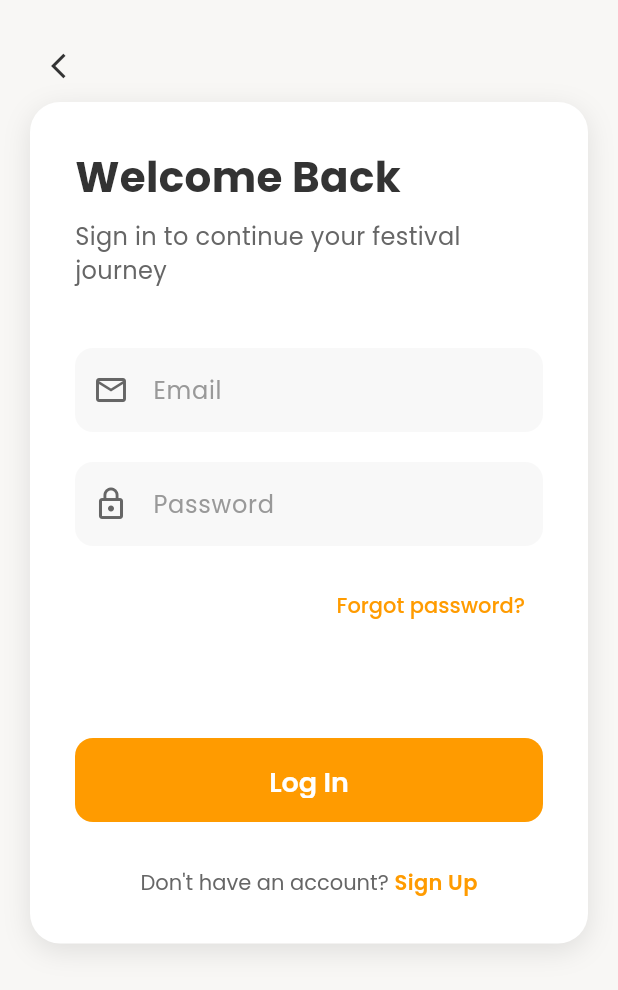
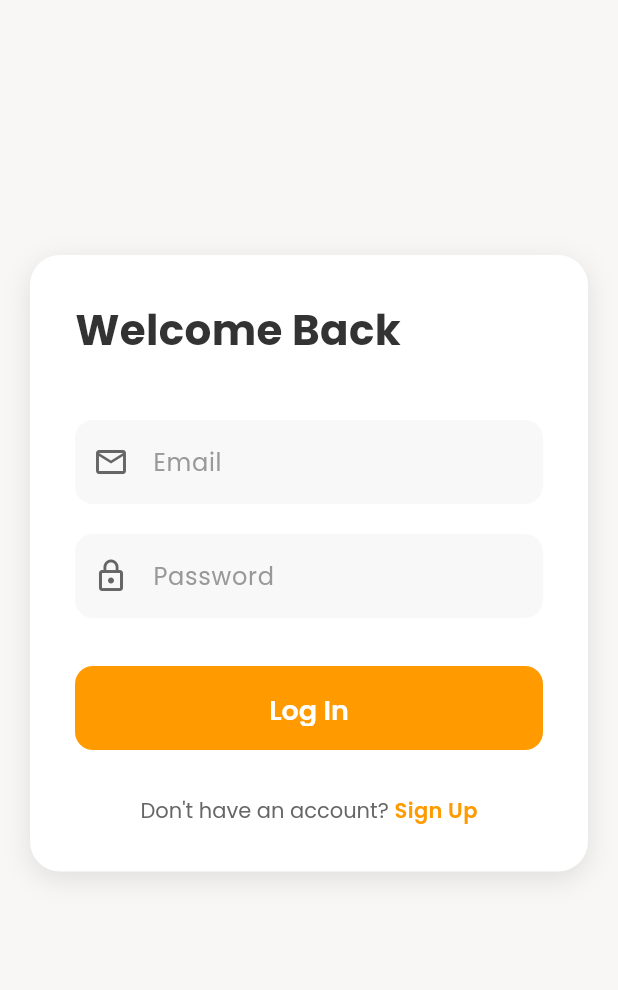
Before and after one commit to sparth292/sih-hackathon-protoype, a Flutter app: the screen it shows after launch, after a tap on "Skip", on a phone screen of 412 x 824 dp. Shown: the top 990 px of the screen. Run offline on Flutter 3.47's test engine with Material 3 defaults, Android fonts, the phone set to English and light mode, and no system bars; our stand-ins replace geolocator, google_fonts, permission_handler, supabase_flutter; missing offline and left inert: flutter_osm_plugin; accounts and stored records are empty.

Commit message:
login UI updated

```diff
--- a/lib/screens/auth/login_screen.dart
+++ b/lib/screens/auth/login_screen.dart
@@ -88,21 +88,7 @@
                   child: IntrinsicHeight(
                     child: Column(
                       children: [
-                        // Back button
-                        Align(
-                          alignment: Alignment.centerLeft,
-                          child: IconButton(
-                            onPressed: () => Navigator.pop(context),
-                            icon: const Icon(
-                              Icons.arrow_back_ios,
-                              color: Color(0xFF333333),
-                              size: 20,
-                            ),
-                            padding: EdgeInsets.zero,
-                            constraints: const BoxConstraints(),
-                          ),
-                        ),
-
+                        const SizedBox(height: 150),
                         // Main content
                         Expanded(
                           child: SingleChildScrollView(
@@ -132,19 +118,6 @@
                           color: const Color(0xFF333333),
                         ),
                       ),
-
-                      const SizedBox(height: 8),
-
-                      // Subtitle
-                      Text(
-                        'Sign in to continue your festival journey',
-                        style: GoogleFonts.poppins(
-                          fontSize: 16,
-                          color: const Color(0xFF666666),
-                          fontWeight: FontWeight.w400,
-                        ),
-                      ),
-
                       const SizedBox(height: 40),
 
                       // Error Message
@@ -242,26 +215,6 @@
                         ),
                       ),
 
-                      const SizedBox(height: 16),
-
-                      // Forgot Password
-                      Align(
-                        alignment: Alignment.centerRight,
-                        child: TextButton(
-                          onPressed: () {},
-                          child: Text(
-                            'Forgot password?',
-                            style: GoogleFonts.poppins(
-                              color: const Color(0xFFFF9B00),
-                              fontWeight: FontWeight.w500,
-                              fontSize: 14,
-                            ),
-                          ),
-                        ),
-                      ),
-
-                      const SizedBox(height: 32),
-
                       const SizedBox(height: 32),
 
                       // Login Button
--- a/lib/screens/auth/signup_screen.dart
+++ b/lib/screens/auth/signup_screen.dart
@@ -1,5 +1,6 @@
 import 'package:flutter/material.dart';
 import 'package:google_fonts/google_fonts.dart';
+import 'package:smart_india_hackathon/screens/auth/login_screen.dart';
 import 'package:supabase_flutter/supabase_flutter.dart';
 import 'package:smart_india_hackathon/services/supabase_service.dart';
 import '../home/home_screen.dart';
@@ -49,7 +50,7 @@
         // Navigate to home screen after successful signup
         Navigator.pushReplacement(
           context,
-          MaterialPageRoute(builder: (context) => const HomeScreen()),
+          MaterialPageRoute(builder: (context) => const LoginScreen()),
         );
       }
     } on AuthException catch (e) {
```
Also changed, not shown: pubspec.lock.
